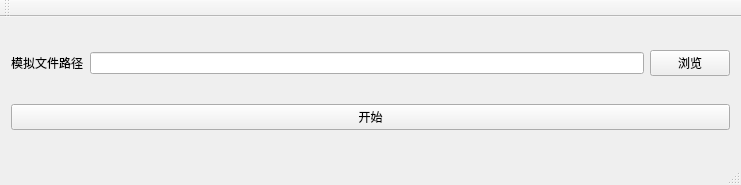
Qt form src/simulator/simulatorwindow.ui (bnufree/radar) before a commit.
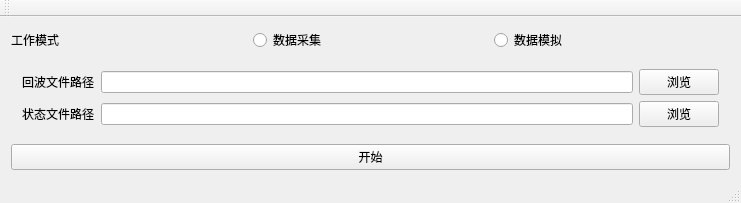
The same form after that commit.

```diff
--- a/src/simulator/simulatorwindow.ui
+++ b/src/simulator/simulatorwindow.ui
@@ -7,7 +7,7 @@
     <x>0</x>
     <y>0</y>
     <width>741</width>
-    <height>185</height>
+    <height>194</height>
    </rect>
   </property>
   <property name="windowTitle">
@@ -16,26 +16,70 @@
   <widget class="QWidget" name="centralWidget">
    <layout class="QVBoxLayout" name="verticalLayout">
     <item>
-     <layout class="QHBoxLayout" name="horizontalLayout">
-      <item>
-       <widget class="QLabel" name="label">
+     <layout class="QGridLayout" name="gridLayout">
+      <item row="0" column="0">
+       <widget class="QLabel" name="label_2">
         <property name="text">
-         <string>模拟文件路径</string>
+         <string>工作模式</string>
         </property>
        </widget>
       </item>
-      <item>
-       <widget class="QLineEdit" name="lineEdit"/>
+      <item row="0" column="1">
+       <widget class="QRadioButton" name="collect">
+        <property name="text">
+         <string>数据采集</string>
+        </property>
+       </widget>
       </item>
-      <item>
-       <widget class="QPushButton" name="browse">
+      <item row="0" column="2">
+       <widget class="QRadioButton" name="fake">
         <property name="text">
-         <string>浏览</string>
+         <string>数据模拟</string>
         </property>
        </widget>
       </item>
      </layout>
     </item>
+    <item>
+     <widget class="QFrame" name="fake_frame">
+      <layout class="QGridLayout" name="gridLayout_2">
+       <item row="0" column="0">
+        <widget class="QLabel" name="label">
+         <property name="text">
+          <string>回波文件路径</string>
+         </property>
+        </widget>
+       </item>
+       <item row="0" column="1">
+        <widget class="QLineEdit" name="fake_video_path"/>
+       </item>
+       <item row="0" column="2">
+        <widget class="QPushButton" name="video_browse">
+         <property name="text">
+          <string>浏览</string>
+         </property>
+        </widget>
+       </item>
+       <item row="1" column="0">
+        <widget class="QLabel" name="label_3">
+         <property name="text">
+          <string>状态文件路径</string>
+         </property>
+        </widget>
+       </item>
+       <item row="1" column="1">
+        <widget class="QLineEdit" name="fake_report_path"/>
+       </item>
+       <item row="1" column="2">
+        <widget class="QPushButton" name="report_browse">
+         <property name="text">
+          <string>浏览</string>
+         </property>
+        </widget>
+       </item>
+      </layout>
+     </widget>
+    </item>
     <item>
      <widget class="QPushButton" name="start">
       <property name="text">
```
